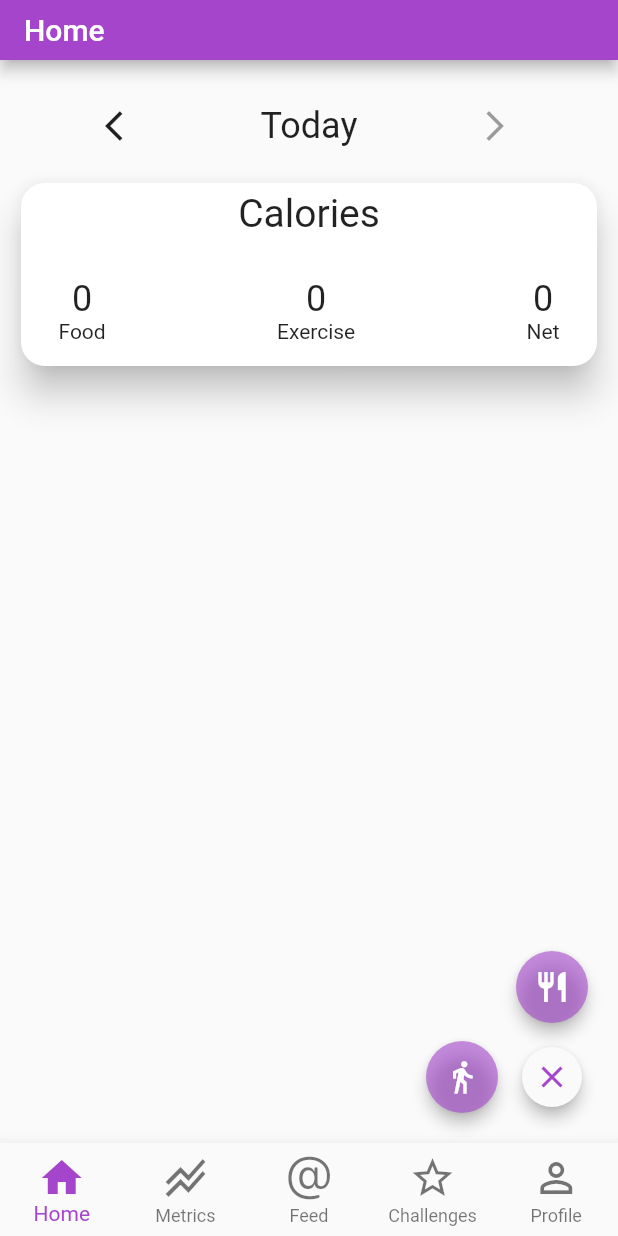
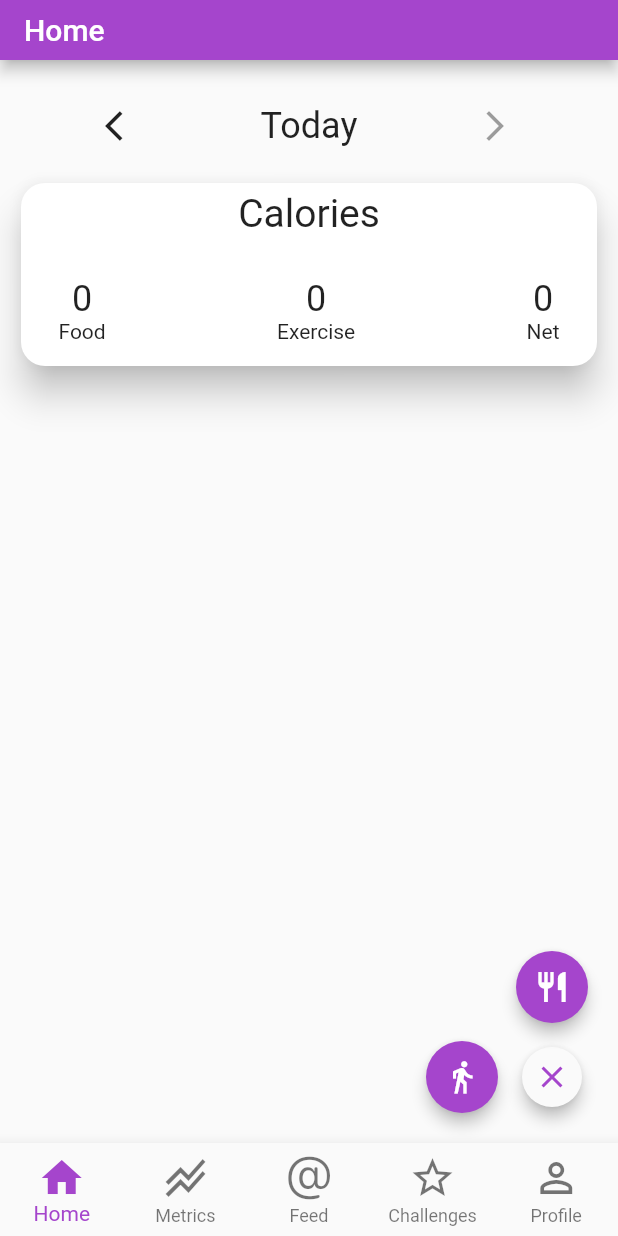
Before and after one commit to bakhtw1/Trifit, a Flutter app: the screen it shows after launch, after a tap on the "add" icon, on a phone screen of 412 x 824 dp. Run offline on Flutter 3.47's test engine with Material 2 defaults, Android fonts, the phone set to English and light mode, and no system bars.

Commit message:
Fix flickering bug

```diff
--- a/lib/components/expandableFab.dart
+++ b/lib/components/expandableFab.dart
@@ -1,5 +1,6 @@
 import 'dart:math' as math;
 import 'package:flutter/material.dart';
+import 'package:trifit/assets/Styles.dart';
 
 /*
 Modified version of the component from https://medium.com/@sabikrahat/want-to-set-an-expandable-floating-button-in-your-flutter-project-3cedfd511a2d
@@ -127,6 +128,7 @@ Widget _buildTapToOpenFab() {
           curve: const Interval(0.25, 1.0, curve: Curves.easeInOut),
           duration: const Duration(milliseconds: 250),
           child: FloatingActionButton(
+            backgroundColor: trifitColor[900],
             onPressed: _toggle,
             child: const Icon(Icons.add),
           ),
@@ -190,7 +192,7 @@ final VoidCallback? onPressed;
     return Material(
       shape: const CircleBorder(),
       clipBehavior: Clip.antiAlias,
-      color: theme.accentColor,
+      color: trifitColor[900],
       elevation: 4.0,
       child: IconTheme.merge(
         data: theme.accentIconTheme,
```
